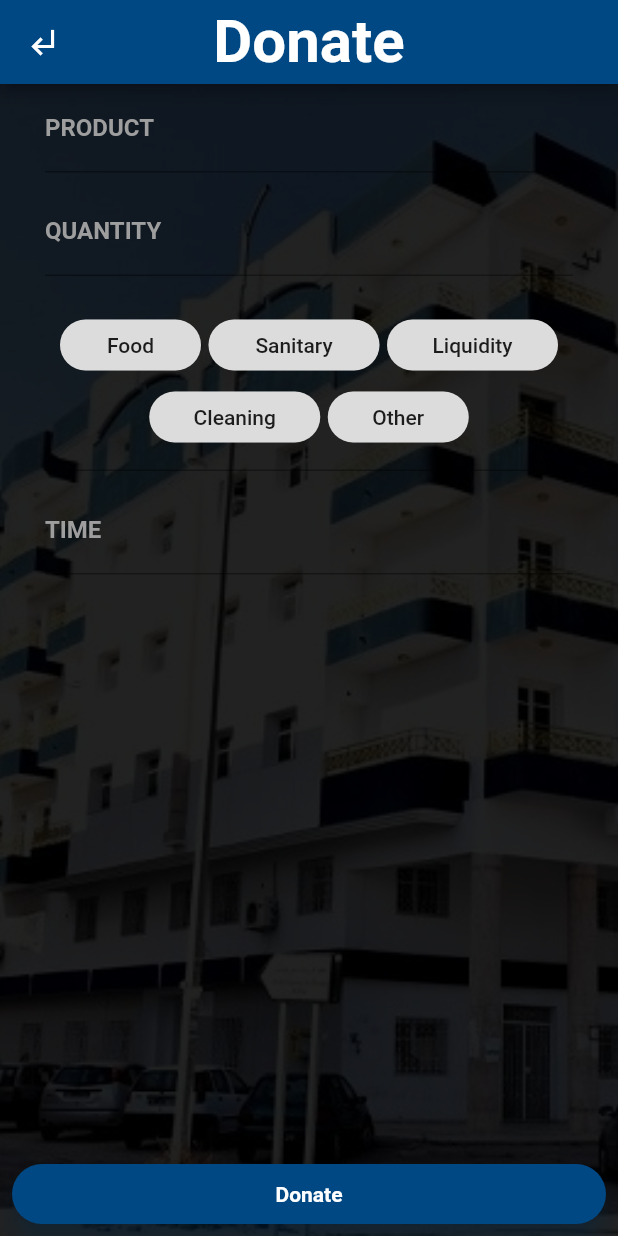
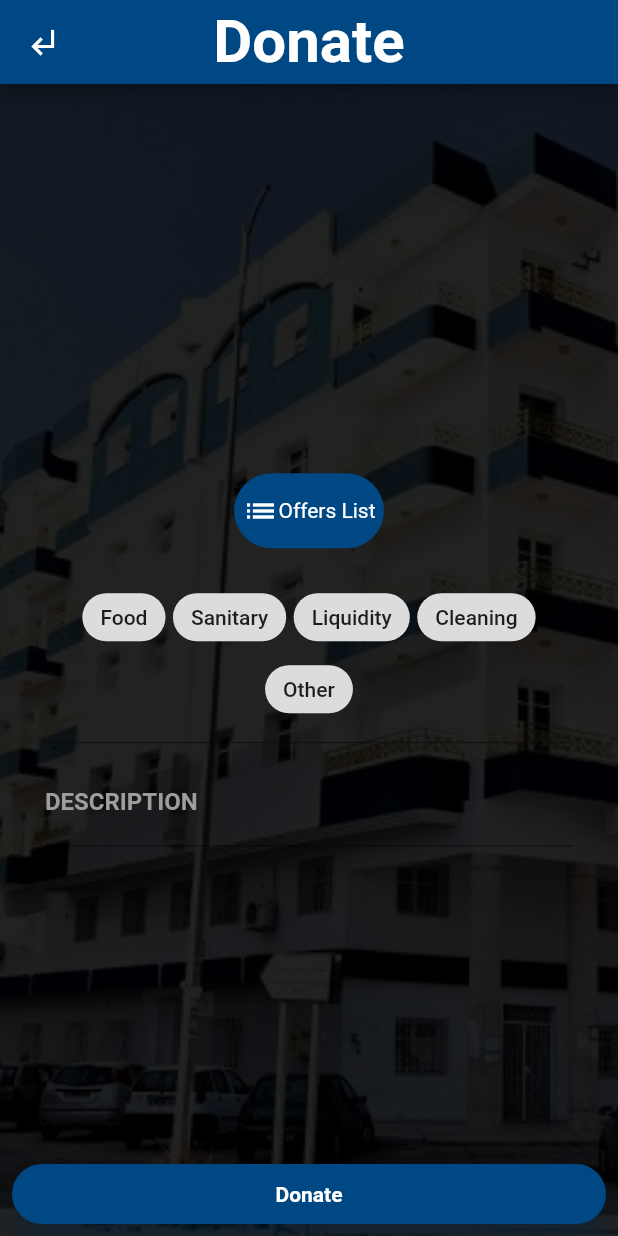
Before and after one commit to skanderboudabous/covidon, a Flutter app: the DonatePage screen opened by its route, on a phone screen of 412 x 824 dp. Run offline on Flutter 3.47's test engine with Material 2 defaults, Android fonts, the phone set to English and light mode, and no system bars; drawn by our look-alikes of flutter_form_builder; our stand-ins replace cloud_firestore, firebase_auth, get_it, outline_material_icons, permission_handler, shared_preferences and 1 more; missing offline and left inert: connection_status_bar, geolocation; accounts and stored records are empty; Roboto replaces fonts that are missing (Montserrat).

Commit message:
fixed form , donation works , added offers_list and we will set history.dart

```diff
--- a/lib/main.dart
+++ b/lib/main.dart
@@ -1,8 +1,10 @@
 import 'package:charity/screens/charity_menu.dart';
 import 'package:charity/screens/collection.dart';
+import 'package:charity/screens/history.dart';
 import 'package:charity/screens/loading_screen.dart';
 import 'package:charity/screens/donate.dart';
 import 'package:charity/screens/login.dart';
+import 'package:charity/screens/offers_list.dart';
 import 'package:charity/screens/take.dart';
 import 'package:flutter/material.dart';
 import 'screens/signup.dart';
@@ -16,7 +18,9 @@ class Charity extends StatelessWidget {
       debugShowCheckedModeBanner: false,
       routes: <String, WidgetBuilder>{
         "/":(BuildContext context)=> new LoadingScreen(),
-        "/login":(BuildContext)=> new LoginPage(),
+        "/history":(BuildContext context)=> new History(),
+        "/offers":(BuildContext context)=> new OffersList(),
+        "/login":(BuildContext context)=> new LoginPage(),
         '/signup': (BuildContext context) => new SignupPage(),
         '/menu': (BuildContext context) => new CharityMenu(),
         '/donate': (BuildContext context) => new DonatePage(),
--- a/lib/models/item.dart
+++ b/lib/models/item.dart
@@ -1,26 +1,28 @@
 import 'dart:convert';
 
+import 'package:cloud_firestore/cloud_firestore.dart';
 import 'package:flutter/material.dart';
 
 class Item{
-  //TODO :add id variable to item for firestore collection document
-  String product="";
-  int quantity=0;
-  String unity="";
-  String dispoTime="";
+
+  String id;
   String type="";
+  String choice="";
   String userId="";
   String description="";
+  Timestamp timestamp;
+  bool completed=false;
 
+//<editor-fold desc="Data Methods" defaultstate="collapsed">
 
   Item({
-    @required this.product,
-    @required this.quantity,
-    @required this.unity,
-    @required this.dispoTime,
+    @required this.id,
     @required this.type,
+    @required this.choice,
     @required this.userId,
-    this.description,
+    @required this.description,
+    @required this.timestamp,
+    @required this.completed,
   });
 
 //</e@override
@@ -28,88 +30,87 @@ class Item{
       identical(this, other) ||
           (other is Item &&
               runtimeType == other.runtimeType &&
-              product == other.product &&
-              quantity == other.quantity &&
-              unity == other.unity &&
-              dispoTime == other.dispoTime &&
+              id == other.id &&
               type == other.type &&
+              choice == other.choice &&
               userId == other.userId &&
-              description == other.description
+              description == other.description &&
+              timestamp == other.timestamp &&
+              completed == other.completed
           );
 
 
   @override
   int get hashCode =>
-      product.hashCode ^
-      quantity.hashCode ^
-      unity.hashCode ^
-      dispoTime.hashCode ^
+      id.hashCode ^
       type.hashCode ^
+      choice.hashCode ^
       userId.hashCode ^
-      description.hashCode;
+      description.hashCode ^
+      timestamp.hashCode ^
+      completed.hashCode;
 
 
   @override
   String toString() {
     return 'Item{' +
-        ' product: $product,' +
-        ' quantite: $quantity,' +
-        ' unity: $unity,' +
-        ' dispoTime: $dispoTime,' +
+        ' id: $id,' +
         ' type: $type,' +
+        ' choice: $choice,' +
         ' userId: $userId,' +
         ' description: $description,' +
+        ' timestamp: $timestamp,' +
+        ' completed: $completed,' +
         '}';
   }
 
 
   Item copyWith({
-    String product,
-    int quantite,
-    String unity,
-    String dispoTime,
+    String id,
     String type,
+    String choice,
     String userId,
     String description,
+    Timestamp timestamp,
+    bool completed,
   }) {
     return new Item(
-      product: product ?? this.product,
-      quantity: quantite ?? this.quantity,
-      unity: unity ?? this.unity,
-      dispoTime: dispoTime ?? this.dispoTime,
+      id: id ?? this.id,
       type: type ?? this.type,
+      choice: choice ?? this.choice,
       userId: userId ?? this.userId,
       description: description ?? this.description,
+      timestamp: timestamp ?? this.timestamp,
+      completed: completed ?? this.completed,
     );
   }
 
 
   Map<String, dynamic> toMap() {
     return {
-      'product': this.product,
-      'quantite': this.quantity,
-      'unity': this.unity,
-      'dispoTime': this.dispoTime,
+      'id': this.id,
       'type': this.type,
+      'choice': this.choice,
       'userId': this.userId,
       'description': this.description,
+      'timestamp': this.timestamp,
+      'completed': this.completed,
     };
   }
 
- static fromMap(Map<String, dynamic> map) {
+  static fromMap(Map<String, dynamic> map) {
     return new Item(
-      product: map['product'] as String,
-      quantity: map['quantite'] as int,
-      unity: map['unity'] as String,
-      dispoTime: map['dispoTime'] as String,
+      id: map['id'] as String,
       type: map['type'] as String,
+      choice: map['choice'] as String,
       userId: map['userId'] as String,
       description: map['description'] as String,
+      timestamp: map['timestamp'] as Timestamp,
+      completed: map['completed'] as bool,
     );
   }
 
   String toJson() => json.encode(toMap());
 
   static Item fromJson(String source) => fromMap(json.decode(source));
-
 }
--- a/lib/screens/charity_menu.dart
+++ b/lib/screens/charity_menu.dart
@@ -62,7 +62,6 @@ class _CharityMenuState extends State<CharityMenu> {
                 height: 150,
                 child: RaisedButton(
                   onPressed: () {
-                    print("donate");
                     Navigator.of(context).pushNamed('/donate');
                   },
                   shape: RoundedRectangleBorder(
--- a/lib/screens/collection.dart
+++ b/lib/screens/collection.dart
@@ -2,6 +2,7 @@ import 'package:charity/models/item.dart';
 import 'package:charity/ui/item_card.dart';
 import 'package:charity/utils/fbService.dart';
 import 'package:charity/utils/styles.dart';
+import 'package:cloud_firestore/cloud_firestore.dart';
 import 'package:flutter/material.dart';
 import 'package:get_it/get_it.dart';
 
@@ -13,54 +14,11 @@ class Collection extends StatefulWidget {
 class _CollectionState extends State<Collection> {
   List<Item> items = [
     new Item(
+  description: "azeaz",
+        id: "azeaza",
         userId: "azeaz",
-        product: "Mouse",
-        dispoTime: "12:30",
-        quantity: 1,
-        type: "Donation",
-        unity: "piece"),
-    new Item(
-        userId: "azeaz",
-        product: "Mouse",
-        dispoTime: "12:30",
-        quantity: 1,
-        type: "Take",
-        unity: "piece"),
-    new Item(
-        userId: "azeaz",
-        product: "Mouse",
-        dispoTime: "12:30",
-        quantity: 1,
-        type: "Take",
-        unity: "piece"),
-    new Item(
-        userId: "azeaz",
-        product: "Mouse",
-        dispoTime: "12:30",
-        quantity: 1,
-        type: "Donation",
-        unity: "piece"),
-    new Item(
-        userId: "azeaz",
-        product: "Mouse",
-        dispoTime: "12:30",
-        quantity: 1,
-        type: "Take",
-        unity: "piece"),
-    new Item(
-        userId: "azeaz",
-        product: "Mouse",
-        dispoTime: "12:30",
-        quantity: 1,
-        type: "Donation",
-        unity: "piece"),
-    new Item(
-        userId: "azeaz",
-        product: "Mouse",
-        dispoTime: "12:30",
-        quantity: 1,
-        type: "Donation",
-        unity: "piece"),
+        type: "Donation", completed: false,choice: "Food",timestamp: new
+  Timestamp.fromMillisecondsSinceEpoch(9999999999))
   ];
 
   @override
--- a/lib/screens/donate.dart
+++ b/lib/screens/donate.dart
@@ -1,8 +1,11 @@
+import 'package:charity/utils/const.dart';
+import 'package:charity/utils/fbService.dart';
 import 'package:charity/utils/styles.dart';
 import 'package:flutter/cupertino.dart';
 import 'package:flutter/material.dart';
 import 'package:flutter_form_builder/flutter_form_builder.dart';
-import 'package:intl/intl.dart';
+import 'package:get_it/get_it.dart';
+import 'package:toast/toast.dart';
 
 class DonatePage extends StatefulWidget {
   @override
@@ -10,12 +13,12 @@ class DonatePage extends StatefulWidget {
 }
 
 class _DonatePageState extends State<DonatePage> {
-  List<String> choices = ["Food", "Sanitary", "Liquidity", "Cleaning", "Other"];
   final GlobalKey<FormBuilderState> _formKey = GlobalKey<FormBuilderState>();
+  TextEditingController controller = new TextEditingController();
+  String selectedChoice = "";
 
   @override
   Widget build(BuildContext context) {
-    final format = DateFormat("HH:mm");
     return new Scaffold(
         backgroundColor: Colors.white,
         floatingActionButtonLocation: FloatingActionButtonLocation.centerDocked,
@@ -28,23 +31,32 @@ class _DonatePageState extends State<DonatePage> {
               shadowColor: appColor,
               color: appColor,
               elevation: 7.0,
-                child: GestureDetector(
-                  onTap: () {
+              child: Container(
+                width: MediaQuery.of(context).size.width,
+                child: FlatButton(
+                    onPressed: () {
                       if (_formKey.currentState.saveAndValidate()) {
-                      print(_formKey.currentState.value);
+                        GetIt.I<FirebaseService>()
+                            .donate(
+                                choice: selectedChoice,
+                                desciption: controller.text)
+                            .whenComplete(() => Toast.show(
+                                "Thanks for your donation", context,
+                                duration: Toast.LENGTH_LONG,
+                                gravity: Toast.BOTTOM,
+                                backgroundColor: Colors.transparent));
                       }
                     },
-                  child: Center(
                     child: Text(
                       'Donate',
                       style: TextStyle(
                           color: Colors.white,
                           fontWeight: FontWeight.bold,
                           fontFamily: 'Montserrat'),
+                    )),
               ),
             ),
           ),
-              )),
         ),
         resizeToAvoidBottomPadding: false,
         appBar: AppBar(
@@ -72,56 +84,52 @@ class _DonatePageState extends State<DonatePage> {
             colorBlendMode: BlendMode.darken,
             color: Colors.black87,
           ),
-          SingleChildScrollView(
-            child: Column(children: [
+          Column(
+              mainAxisAlignment: MainAxisAlignment.center,
+              crossAxisAlignment: CrossAxisAlignment.center,
+              children: [
                 Container(
-                  padding:
-                      EdgeInsets.symmetric( horizontal: 30),
+                    padding: EdgeInsets.symmetric(horizontal: 30),
                     child: new FormBuilder(
                         key: _formKey,
                         child: Column(
-                        mainAxisAlignment: MainAxisAlignment.start,
                           children: <Widget>[
-                          FormBuilderTextField(
+                            GestureDetector(
+                              onTap: () {
+                                Navigator.of(context).pushNamed("/offers");
+                              },
+                              child: Container(
+                                height: 50,
+                                width: 100,
+                                decoration: BoxDecoration(
+                                    color: appColor,
+                                    borderRadius:
+                                        BorderRadius.all(Radius.circular(50))),
+                                child: Row(
+                                  mainAxisAlignment: MainAxisAlignment.center,
+                                  crossAxisAlignment: CrossAxisAlignment.center,
+                                  children: <Widget>[
+                                    Icon(
+                                      Icons.list,
+                                      color: Colors.white,
+                                    ),
+                                    Text(
+                                      "Offers List",
                                       style: TextStyle(color: Colors.white),
-                            decoration: InputDecoration(
-                              labelText: 'PRODUCT',
-                              labelStyle: TextStyle(
-                                  fontFamily: 'Montserrat',
-                                  fontWeight: FontWeight.bold,
-                                  color: Colors.grey),
-                              focusedBorder: UnderlineInputBorder(
-                                  borderSide:
-                                      BorderSide(color: Colors.green)),
+                                    )
+                                  ],
                                 ),
-                            validators: [
-                              FormBuilderValidators.required(
-                                  errorText: "Please enter your product")
-                            ],
-                            keyboardType: TextInputType.text,
-                            attribute: "product",
                               ),
-                          SizedBox(height: 10.0),
-                          FormBuilderTextField(
-                            style: TextStyle(color: Colors.white),
-                            decoration: InputDecoration(
-                                labelText: 'QUANTITY',
-                                labelStyle: TextStyle(
-                                    fontFamily: 'Montserrat',
-                                    fontWeight: FontWeight.bold,
-                                    color: Colors.grey),
-                                focusedBorder: UnderlineInputBorder(
-                                    borderSide:
-                                        BorderSide(color: Colors.green))),
-                            validators: [
-                              FormBuilderValidators.required(
-                                  errorText: "please enter the quantity")
-                            ],
-                            keyboardType: TextInputType.number,
-                            attribute: "quantity",
                             ),
-                          SizedBox(height: 10.0),
+                            SizedBox(
+                              height: 10,
+                            ),
                             FormBuilderChoiceChip(
+                                onChanged: (choice) {
+                                  setState(() {
+                                    this.selectedChoice = choice;
+                                  });
+                                },
                                 alignment: WrapAlignment.center,
                                 spacing: 5,
                                 validators: [
@@ -130,44 +138,45 @@ class _DonatePageState extends State<DonatePage> {
                                 ],
                                 attribute: "choice",
                                 options: choices
-                                  .map((choice) => FormBuilderFieldOption(
-                                        value: choice,
-                                        child: Container(
-                                            width: choice.length <= 5
-                                                ? 60
-                                                : 80,
-                                            margin: EdgeInsets.all(5),
-                                            constraints: BoxConstraints(
-                                                maxWidth: 80,
-                                                minWidth: 60,
-                                                maxHeight: 20),
+                                    .map((choix) => FormBuilderFieldOption(
+                                          value: choix,
                                           child: Text(
-                                              choice,
+                                            choix,
                                             textAlign: TextAlign.center,
-                                            )),
+                                          ),
                                         ))
                                     .toList()),
-                          SizedBox(height: 10.0),
-                          FormBuilderDateTimePicker(
-                              inputType: InputType.time,
-                            validators: [
+                            SizedBox(
+                              height: 10,
+                            ),
+                            FormBuilderTextField(
+                              controller: controller,
+                              minLines: 1,
+                              maxLines: 5,
+                              validators: selectedChoice == "Other"
+                                  ? [
                                       FormBuilderValidators.required(
-                                  errorText: "Please select the time")
-                            ],
+                                          errorText:
+                                              "Please enter your description")
+                                    ]
+                                  : [],
                               style: TextStyle(color: Colors.white),
+                              initialValue: "",
                               decoration: InputDecoration(
-                                labelText: "TIME",
+                                  labelText: 'DESCRIPTION',
                                   labelStyle: TextStyle(
                                       fontFamily: 'Montserrat',
                                       fontWeight: FontWeight.bold,
-                                    color: Colors.grey)),
-                            format: format,
-                            attribute: "dispo",
+                                      color: Colors.grey),
+                                  focusedBorder: UnderlineInputBorder(
+                                      borderSide:
+                                          BorderSide(color: Colors.green))),
+                              keyboardType: TextInputType.text,
+                              attribute: "description",
                             ),
                           ],
                         ))),
               ]),
-          ),
         ]));
   }
 }
--- a/lib/utils/const.dart
+++ b/lib/utils/const.dart
@@ -1,2 +1,9 @@
-const title="Charity IIT";
-const adminEmail="admin@iit.ens.tn";
+const title = "Charity IIT";
+const adminEmail = "admin@iit.ens.tn";
+const List<String> choices = [
+  "Food",
+  "Sanitary",
+  "Liquidity",
+  "Cleaning",
+  "Other"
+];
--- a/lib/utils/styles.dart
+++ b/lib/utils/styles.dart
@@ -8,3 +8,4 @@ const takeSeekColors=[Color(0xffde6262), Color(0xffffb88c)];
 const appColor=Color(0xff004883);
 const logoutIcon=Icon(OMIcons.exitToApp);
 const userIcon=Icon(OMIcons.accountCircle);
+const offerStyle=TextStyle(color:Colors.black87,fontSize: 20);
--- a/pubspec.yaml
+++ b/pubspec.yaml
@@ -14,7 +14,7 @@ description: Charity IIT
 version: 1.0.0+1
 
 environment:
-  sdk: ">=2.2.0 <3.0.0"
+  sdk: ">=2.2.2 <3.0.0"
 
 dependencies:
   flutter:
```
Also changed, not shown: lib/screens/history.dart (added, +7 -0 lines), lib/screens/item_details.dart (+14 -33 lines), lib/screens/offers_list.dart (added, +118 -0 lines), lib/screens/take.dart (+25 -37 lines), lib/ui/item_card.dart (+3 -11 lines), lib/utils/fbService.dart (+99 -11 lines). Lines whose indentation alone changed are shown as unchanged.
